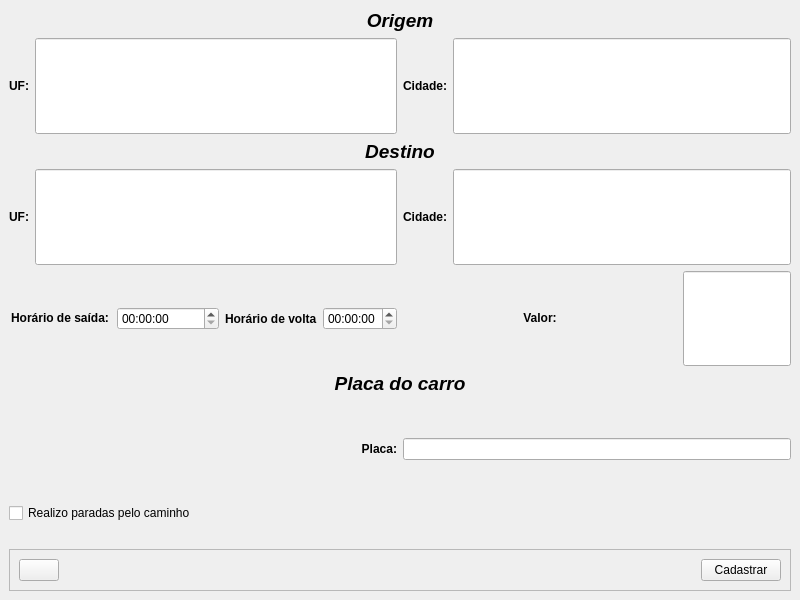
Before: the Qt Designer form Cliente/ui/cad_rotas.ui in Liedsonfsa/Route-Run, drawn with Qt 5.
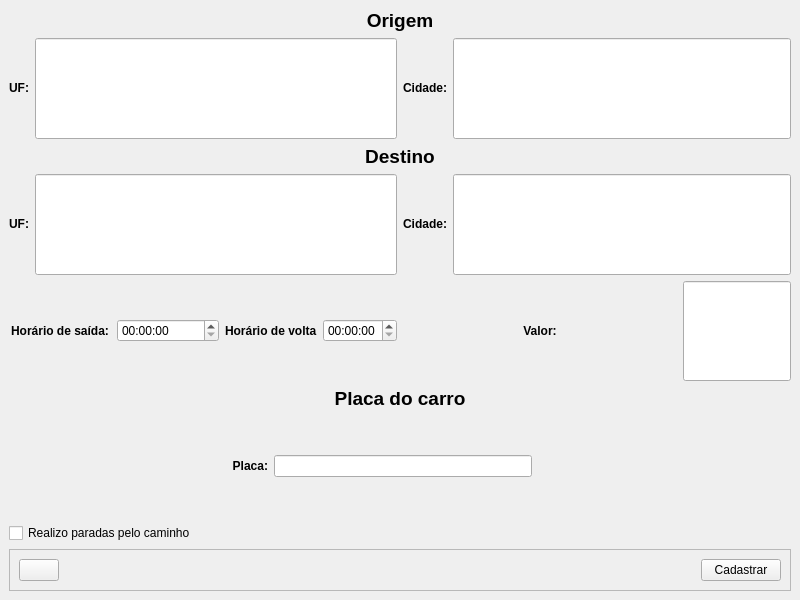
After: the same form once the commit is applied. Icons and pictures are not drawn.

Patch:
```diff
--- a/Cliente/ui/cad_rotas.ui
+++ b/Cliente/ui/cad_rotas.ui
@@ -18,7 +18,7 @@
     <item>
      <widget class="QLabel" name="label_9">
       <property name="text">
-       <string>&lt;html&gt;&lt;head/&gt;&lt;body&gt;&lt;p align=&quot;center&quot;&gt;&lt;span style=&quot; font-size:14pt; font-weight:600; font-style:italic;&quot;&gt;Origem&lt;/span&gt;&lt;/p&gt;&lt;/body&gt;&lt;/html&gt;</string>
+       <string>&lt;html&gt;&lt;head/&gt;&lt;body&gt;&lt;p align=&quot;center&quot;&gt;&lt;span style=&quot; font-size:14pt; font-weight:600;&quot;&gt;Origem&lt;/span&gt;&lt;/p&gt;&lt;/body&gt;&lt;/html&gt;</string>
       </property>
      </widget>
     </item>
@@ -92,7 +92,7 @@
     <item>
      <widget class="QLabel" name="label_10">
       <property name="text">
-       <string>&lt;html&gt;&lt;head/&gt;&lt;body&gt;&lt;p align=&quot;center&quot;&gt;&lt;span style=&quot; font-size:14pt; font-weight:600; font-style:italic;&quot;&gt;Destino&lt;/span&gt;&lt;/p&gt;&lt;/body&gt;&lt;/html&gt;</string>
+       <string>&lt;html&gt;&lt;head/&gt;&lt;body&gt;&lt;p align=&quot;center&quot;&gt;&lt;span style=&quot; font-size:14pt; font-weight:600;&quot;&gt;Destino&lt;/span&gt;&lt;/p&gt;&lt;/body&gt;&lt;/html&gt;</string>
       </property>
      </widget>
     </item>
@@ -191,6 +191,12 @@
             <verstretch>0</verstretch>
            </sizepolicy>
           </property>
+          <property name="focusPolicy">
+           <enum>Qt::WheelFocus</enum>
+          </property>
+          <property name="calendarPopup">
+           <bool>false</bool>
+          </property>
          </widget>
         </item>
         <item>
@@ -246,7 +252,7 @@
     <item>
      <widget class="QLabel" name="label_11">
       <property name="text">
-       <string>&lt;html&gt;&lt;head/&gt;&lt;body&gt;&lt;p align=&quot;center&quot;&gt;&lt;span style=&quot; font-size:14pt; font-weight:600; font-style:italic;&quot;&gt;Placa do carro&lt;/span&gt;&lt;/p&gt;&lt;/body&gt;&lt;/html&gt;</string>
+       <string>&lt;html&gt;&lt;head/&gt;&lt;body&gt;&lt;p align=&quot;center&quot;&gt;&lt;span style=&quot; font-size:14pt; font-weight:600;&quot;&gt;Placa do carro&lt;/span&gt;&lt;/p&gt;&lt;/body&gt;&lt;/html&gt;</string>
       </property>
       <property name="alignment">
        <set>Qt::AlignLeading|Qt::AlignLeft|Qt::AlignVCenter</set>
@@ -274,6 +280,19 @@
       <item>
        <widget class="QLineEdit" name="line_placa"/>
       </item>
+      <item>
+       <spacer name="horizontalSpacer_2">
+        <property name="orientation">
+         <enum>Qt::Horizontal</enum>
+        </property>
+        <property name="sizeHint" stdset="0">
+         <size>
+          <width>40</width>
+          <height>20</height>
+         </size>
+        </property>
+       </spacer>
+      </item>
      </layout>
     </item>
     <item>
@@ -283,24 +302,6 @@
       </property>
      </widget>
     </item>
-    <item>
-     <layout class="QHBoxLayout" name="horizontalLayout_7">
-      <item>
-       <widget class="QLabel" name="label_5">
-        <property name="text">
-         <string/>
-        </property>
-       </widget>
-      </item>
-      <item>
-       <widget class="QLabel" name="label_6">
-        <property name="text">
-         <string/>
-        </property>
-       </widget>
-      </item>
-     </layout>
-    </item>
     <item>
      <widget class="QFrame" name="frame">
       <property name="frameShape">
```
